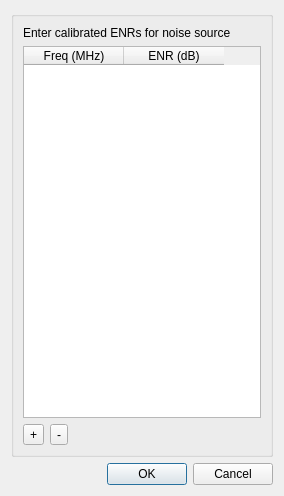
This is plugins/channelrx/noisefigure/noisefigureenrdialog.ui in f4exb/sdrangel as Qt 5 draws it before an edit. The edited form follows.
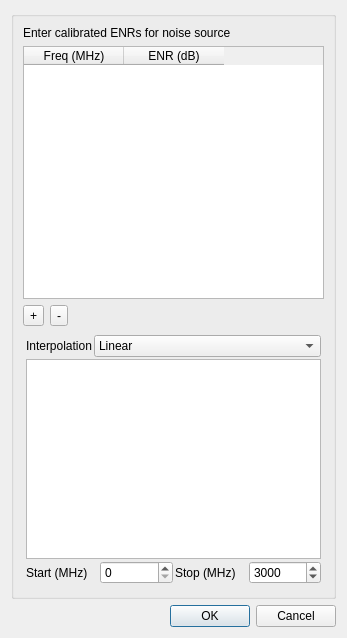
This is the edited form. Custom widgets are drawn as their Qt base class.

Commit message: Add support for linear interpolation, which can be more accurate if there's a sharp knee in the curve. Add support for displaying noise floor in results table.

Diff of the .ui file:
```diff
--- a/plugins/channelrx/noisefigure/noisefigureenrdialog.ui
+++ b/plugins/channelrx/noisefigure/noisefigureenrdialog.ui
@@ -6,8 +6,8 @@
    <rect>
     <x>0</x>
     <y>0</y>
-    <width>284</width>
-    <height>496</height>
+    <width>347</width>
+    <height>638</height>
    </rect>
   </property>
   <property name="font">
@@ -28,7 +28,7 @@
        <verstretch>0</verstretch>
       </sizepolicy>
      </property>
-     <layout class="QVBoxLayout" name="verticalLayout_2">
+     <layout class="QVBoxLayout" name="verticalLayout_3">
       <item>
        <widget class="QLabel" name="enrLabel">
         <property name="text">
@@ -102,6 +102,130 @@
         </item>
        </layout>
       </item>
+      <item>
+       <widget class="QWidget" name="chartContainer" native="true">
+        <property name="sizePolicy">
+         <sizepolicy hsizetype="Expanding" vsizetype="Expanding">
+          <horstretch>0</horstretch>
+          <verstretch>0</verstretch>
+         </sizepolicy>
+        </property>
+        <property name="minimumSize">
+         <size>
+          <width>200</width>
+          <height>200</height>
+         </size>
+        </property>
+        <property name="windowTitle">
+         <string>Chart</string>
+        </property>
+        <layout class="QVBoxLayout" name="verticalLayout_2" stretch="0,0,0">
+         <property name="spacing">
+          <number>2</number>
+         </property>
+         <property name="leftMargin">
+          <number>3</number>
+         </property>
+         <property name="topMargin">
+          <number>3</number>
+         </property>
+         <property name="rightMargin">
+          <number>3</number>
+         </property>
+         <property name="bottomMargin">
+          <number>3</number>
+         </property>
+         <item>
+          <layout class="QHBoxLayout" name="horizontalLayout">
+           <item>
+            <widget class="QLabel" name="interpolationLabel">
+             <property name="text">
+              <string>Interpolation</string>
+             </property>
+            </widget>
+           </item>
+           <item>
+            <widget class="QComboBox" name="interpolation">
+             <property name="sizePolicy">
+              <sizepolicy hsizetype="Expanding" vsizetype="Fixed">
+               <horstretch>0</horstretch>
+               <verstretch>0</verstretch>
+              </sizepolicy>
+             </property>
+             <property name="toolTip">
+              <string>Select interpolation method to use</string>
+             </property>
+             <item>
+              <property name="text">
+               <string>Linear</string>
+              </property>
+             </item>
+             <item>
+              <property name="text">
+               <string>Barycentric</string>
+              </property>
+             </item>
+            </widget>
+           </item>
+          </layout>
+         </item>
+         <item>
+          <widget class="QChartView" name="chart">
+           <property name="minimumSize">
+            <size>
+             <width>200</width>
+             <height>200</height>
+            </size>
+           </property>
+           <property name="toolTip">
+            <string>Comparison of interpolated ENR using different methods</string>
+           </property>
+          </widget>
+         </item>
+         <item>
+          <layout class="QHBoxLayout" name="horizontalLayout_2">
+           <item>
+            <widget class="QLabel" name="startLabel">
+             <property name="text">
+              <string>Start (MHz)</string>
+             </property>
+            </widget>
+           </item>
+           <item>
+            <widget class="QSpinBox" name="start">
+             <property name="toolTip">
+              <string>Start frequency to plot in MHz</string>
+             </property>
+             <property name="maximum">
+              <number>20000</number>
+             </property>
+            </widget>
+           </item>
+           <item>
+            <widget class="QLabel" name="stopLabel">
+             <property name="text">
+              <string>Stop (MHz)</string>
+             </property>
+            </widget>
+           </item>
+           <item>
+            <widget class="QSpinBox" name="stop">
+             <property name="toolTip">
+              <string>Stop frequency to plot in MHz</string>
+             </property>
+             <property name="maximum">
+              <number>20000</number>
+             </property>
+             <property name="value">
+              <number>3000</number>
+             </property>
+            </widget>
+           </item>
+          </layout>
+         </item>
+        </layout>
+       </widget>
+      </item>
      </layout>
     </widget>
    </item>
@@ -117,6 +241,22 @@
    </item>
   </layout>
  </widget>
+ <customwidgets>
+  <customwidget>
+   <class>QChartView</class>
+   <extends>QGraphicsView</extends>
+   <header>QtCharts</header>
+  </customwidget>
+ </customwidgets>
+ <tabstops>
+  <tabstop>enr</tabstop>
+  <tabstop>addRow</tabstop>
+  <tabstop>deleteRow</tabstop>
+  <tabstop>interpolation</tabstop>
+  <tabstop>chart</tabstop>
+  <tabstop>start</tabstop>
+  <tabstop>stop</tabstop>
+ </tabstops>
  <resources>
   <include location="../../../sdrgui/resources/res.qrc"/>
   <include location="../demodapt/icons.qrc"/>
```
The commit also changes 14 other files.
